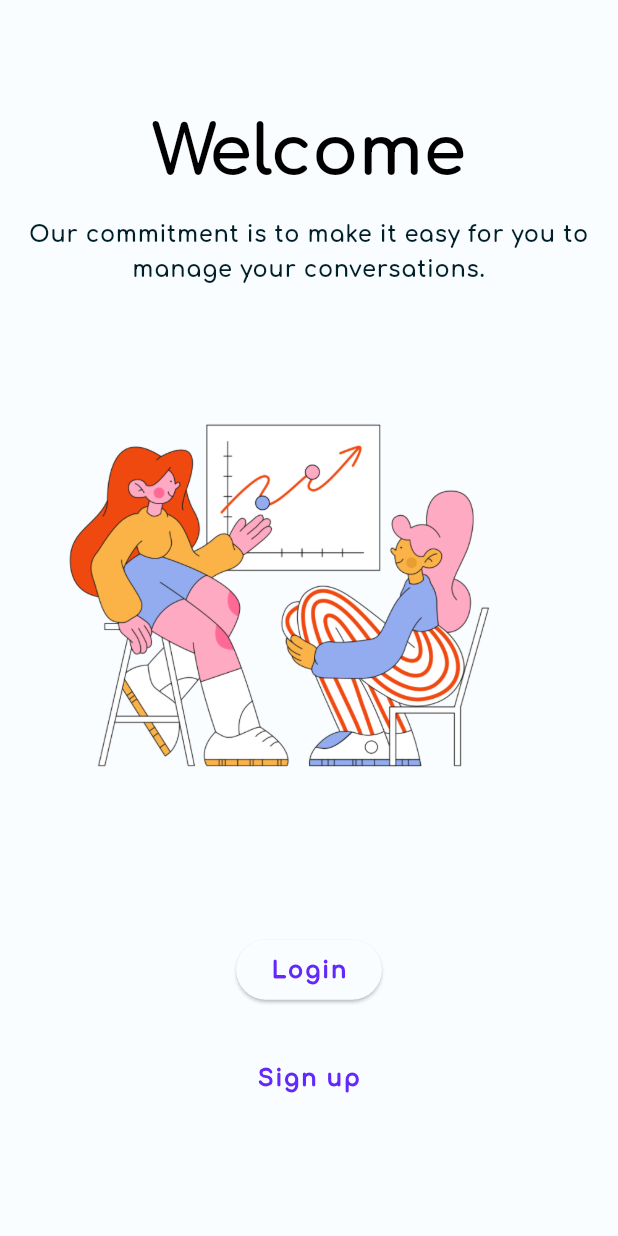
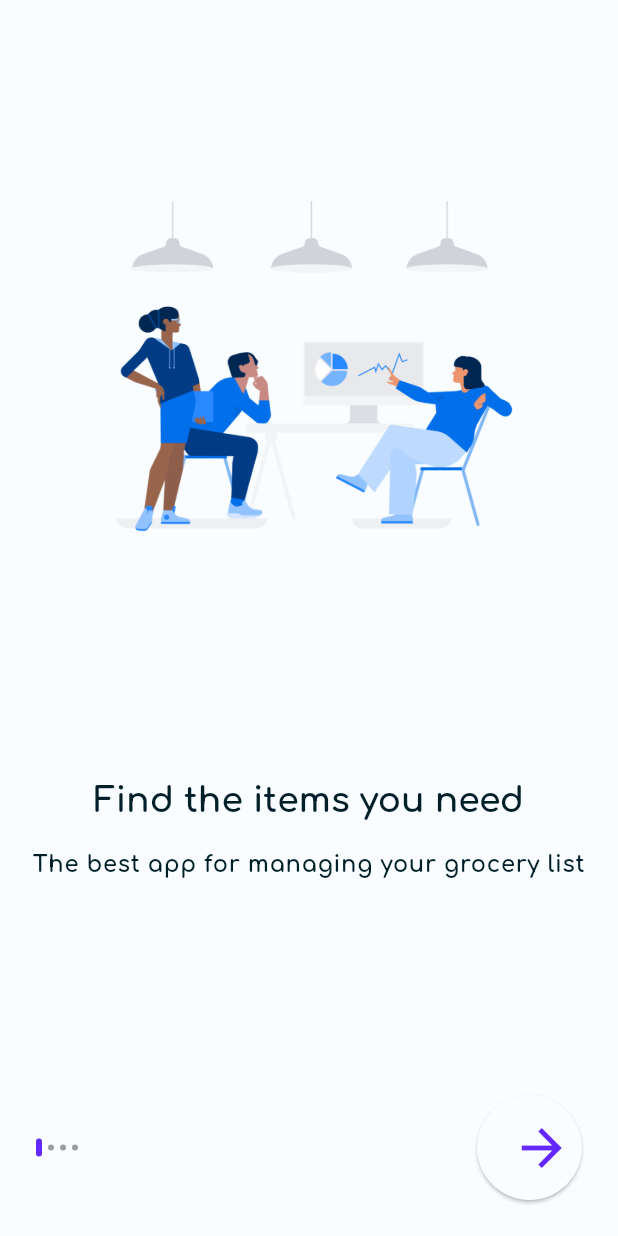
Before and after one commit to regi-gouale/com_gouale_suivi_rdv, a Flutter app: the screen it shows after launch, on a phone screen of 412 x 824 dp. Run offline on Flutter 3.47's test engine with Material 2 defaults, Android fonts, the phone set to English and light mode, and no system bars; our stand-ins replace google_fonts; generated files the repository leaves out were written again.

Commit message:
Add onboarding page

```diff
--- a/lib/main.dart
+++ b/lib/main.dart
@@ -2,7 +2,7 @@ import 'package:flutter/material.dart';
 import 'package:iger/generated/themes/color_schemes.g.dart';
 import 'package:iger/generated/themes/font_schemes.dart';
 import 'package:flutter_gen/gen_l10n/app_localizations.dart';
-import 'package:iger/screens/welcome_screen.dart';
+import 'package:iger/screens/onboarding_screen.dart';
 
 void main() {
   runApp(const App());
@@ -28,8 +28,7 @@ class App extends StatelessWidget {
         colorScheme: darkColorScheme,
         textTheme: appTextTheme,
       ),
-      // home: const HomeScreen(title: 'RDV'),
-      home: const WelcomeScreen(),
+      home: const OnBoardingScreen(),
     );
   }
 }
--- /dev/null
+++ b/lib/screens/onboarding_screen.dart
@@ -0,0 +1,204 @@
+import 'package:flutter/material.dart';
+import 'package:iger/screens/welcome_screen.dart';
+
+class OnBoardingScreen extends StatefulWidget {
+  const OnBoardingScreen({super.key});
+
+  @override
+  State<OnBoardingScreen> createState() => _OnBoardingScreenState();
+}
+
+class _OnBoardingScreenState extends State<OnBoardingScreen> {
+  late PageController _pageController;
+  int _pageIndex = 0;
+
+  @override
+  void initState() {
+    super.initState();
+    _pageController = PageController();
+  }
+
+  @override
+  void dispose() {
+    _pageController.dispose();
+    super.dispose();
+  }
+
+  @override
+  Widget build(BuildContext context) {
+    return Scaffold(
+      body: SafeArea(
+        child: Column(
+          children: [
+            Expanded(
+              child: PageView.builder(
+                itemCount: demoData.length,
+                controller: _pageController,
+                onPageChanged: (value) {
+                  setState(() {
+                    _pageIndex = value;
+                  });
+                },
+                itemBuilder: (context, index) => OnBoardContent(
+                  title: demoData[index].title,
+                  image: demoData[index].image,
+                  description: demoData[index].description,
+                ),
+              ),
+            ),
+            Padding(
+              padding: const EdgeInsets.only(
+                left: 24.0,
+                right: 24.0,
+                bottom: 24.0,
+              ),
+              child: Row(
+                children: [
+                  ...List.generate(
+                    demoData.length,
+                    (index) => Padding(
+                      padding: const EdgeInsets.only(right: 4.0),
+                      child: DotIndicator(
+                        isActive: index == _pageIndex,
+                      ),
+                    ),
+                  ),
+                  const Spacer(),
+                  SizedBox(
+                    width: 70.0,
+                    height: 70.0,
+                    child: ElevatedButton(
+                      onPressed: () {
+                        if (_pageController.page == demoData.length - 1) {
+                          Navigator.of(context).pushReplacement(
+                            MaterialPageRoute(
+                              builder: (context) => const WelcomeScreen(),
+                            ),
+                          );
+                        } else {
+                          _pageController.nextPage(
+                            duration: const Duration(milliseconds: 300),
+                            curve: Curves.easeIn,
+                          );
+                        }
+                      },
+                      style: ElevatedButton.styleFrom(
+                        shape: const CircleBorder(),
+                      ),
+                      child: const Icon(
+                        Icons.arrow_forward,
+                        size: 40.0,
+                      ),
+                    ),
+                  ),
+                ],
+              ),
+            )
+          ],
+        ),
+      ),
+    );
+  }
+}
+
+class DotIndicator extends StatelessWidget {
+  const DotIndicator({
+    Key? key,
+    this.isActive = false,
+  }) : super(key: key);
+
+  final bool isActive;
+
+  @override
+  Widget build(BuildContext context) {
+    return AnimatedContainer(
+      duration: const Duration(milliseconds: 300),
+      width: 4,
+      height: isActive ? 12 : 4,
+      decoration: BoxDecoration(
+        color: isActive
+            ? Theme.of(context).primaryColor
+            : Theme.of(context).disabledColor,
+        borderRadius: BorderRadius.circular(12),
+      ),
+    );
+  }
+}
+
+class OnBoard {
+  final String title;
+  final String image;
+  final String description;
+
+  const OnBoard({
+    required this.title,
+    required this.image,
+    required this.description,
+  });
+}
+
+final List<OnBoard> demoData = [
+  const OnBoard(
+    title: 'Find the items you need',
+    image: 'assets/images/collegues_images.png',
+    description: 'The best app for managing your grocery list',
+  ),
+  const OnBoard(
+    title: 'Get those items delivered',
+    image: 'assets/images/desktop_calendar_image.png',
+    description: 'The best app for managing your grocery list',
+  ),
+  const OnBoard(
+    title: 'Fast and easy',
+    image: 'assets/images/desktop_image.png',
+    description: 'The best app for managing your grocery list',
+  ),
+  const OnBoard(
+    title: 'Welcome to iGer',
+    image: 'assets/images/online_meeting_image.png',
+    description: 'The best app for managing your grocery list',
+  )
+];
+
+class OnBoardContent extends StatelessWidget {
+  const OnBoardContent({
+    Key? key,
+    required this.image,
+    required this.title,
+    required this.description,
+  }) : super(key: key);
+
+  final String image, title, description;
+
+  @override
+  Widget build(BuildContext context) {
+    return Column(
+      children: [
+        const Spacer(),
+        Padding(
+          padding: const EdgeInsets.all(8.0),
+          child: Image.asset(
+            image,
+            width: double.infinity,
+            height: 250,
+          ),
+        ),
+        const Spacer(),
+        Text(
+          title,
+          style: Theme.of(context).textTheme.headline5,
+          textAlign: TextAlign.center,
+        ),
+        Padding(
+          padding: const EdgeInsets.symmetric(vertical: 16.0, horizontal: 16.0),
+          child: Text(
+            description,
+            style: Theme.of(context).textTheme.bodyText1,
+            textAlign: TextAlign.center,
+          ),
+        ),
+        const Spacer(),
+      ],
+    );
+  }
+}
```
Also changed, not shown: assets/images/collegues_images.png (added), assets/images/desktop_calendar_image.png (added), assets/images/desktop_image.png (added), assets/images/girl_tab_desktop_image.png (added), assets/images/online_meeting_image.png (added).
